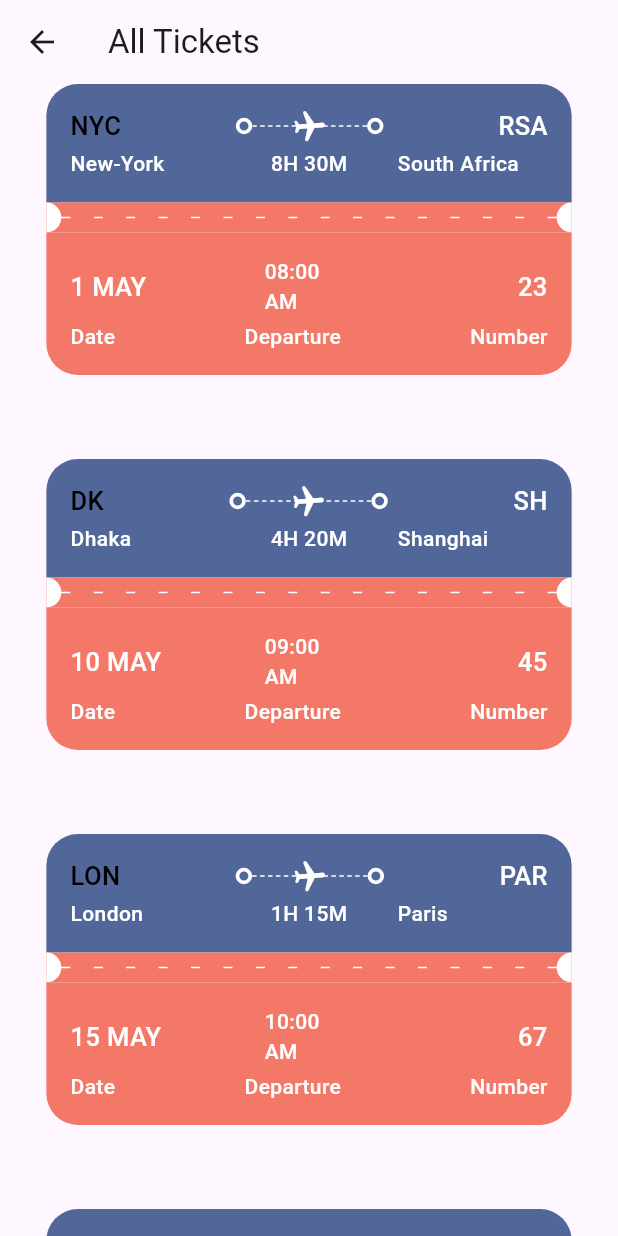
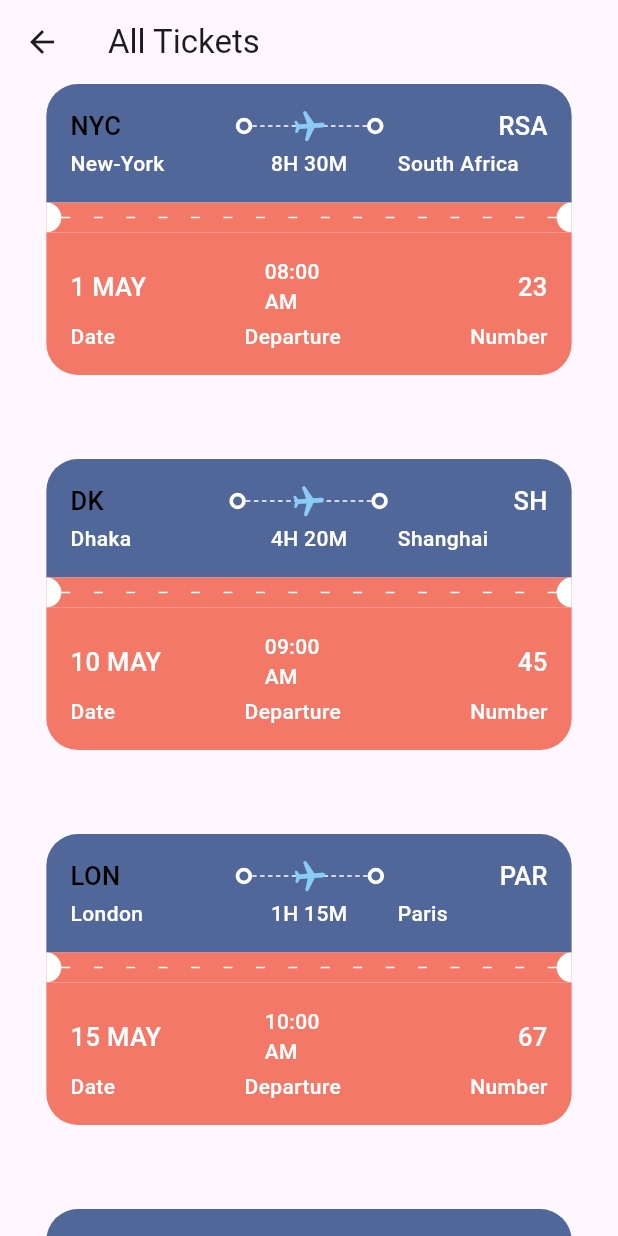
Before and after one commit to Gontse/ticket_app, a Flutter app: the AllTickets screen opened by its route, on a phone screen of 412 x 824 dp. Run offline on Flutter 3.47's test engine with Material 3 defaults, Android fonts, the phone set to English and light mode, and no system bars; our stand-ins replace fluentui_icons.

Commit message:
Updated BigDot secondary Color

```diff
--- a/lib/Core/Widgets/big_dot.dart
+++ b/lib/Core/Widgets/big_dot.dart
@@ -1,15 +1,17 @@
 import 'package:flutter/cupertino.dart';
 import 'package:flutter/material.dart';
+import 'package:ticket_app/res/Styles/app_styles.dart';
 
 class BigDot extends StatelessWidget {
-  const BigDot({super.key});
+  final bool? isColor;
+  const BigDot({super.key, this.isColor});
 
   @override
   Widget build(BuildContext context) {
     return Container(
       padding: EdgeInsets.all(3),
     decoration: BoxDecoration(
-      border: Border.all(width: 2.5, color: Colors.white),
+      border: Border.all(width: 2.5, color: isColor == null ? Colors.white : AppStyles.ticketBigDotSecondaryColor ),
       borderRadius: BorderRadius.circular(20)
     ),
     );
--- a/lib/Core/Widgets/ticket_view.dart
+++ b/lib/Core/Widgets/ticket_view.dart
@@ -46,7 +46,7 @@ class TicketView extends StatelessWidget {
                       children: [
                         TextStyleThird(text: ticket["from"]["code"], isColor: true,),
                         Expanded(child: Container()),
-                        const BigDot(),
+                        BigDot(isColor: isColor),
                         Expanded(
                             child: Stack(children: [
                           const SizedBox(
@@ -57,14 +57,14 @@ class TicketView extends StatelessWidget {
                           Center(
                             child: Transform.rotate(
                               angle: 1.5,
-                              child: const Icon(
+                              child: Icon(
                                 Icons.local_airport_rounded,
-                                color: Colors.white,
+                                color: AppStyles.ticketBigDotSecondaryColor,
                               ),
                             ),
                           )
                         ])),
-                        const BigDot(),
+                        BigDot(isColor: isColor),
                         Expanded(child: Container()),
                         TextStyleThird(text: ticket["to"]["code"]),
                       ],
--- a/lib/res/Styles/app_styles.dart
+++ b/lib/res/Styles/app_styles.dart
@@ -12,6 +12,7 @@ class AppStyles {
   static Color findTicketColor = const Color(0xD91130CE);
   static Color circleColor = const Color(0xFF189999);
   static Color ticketWhite = const Color(0x00ffffff);
+  static Color ticketBigDotSecondaryColor = const Color(0xFF8ACCF7);
 
   static TextStyle textStyle = TextStyle(
       fontSize: 16,
```
